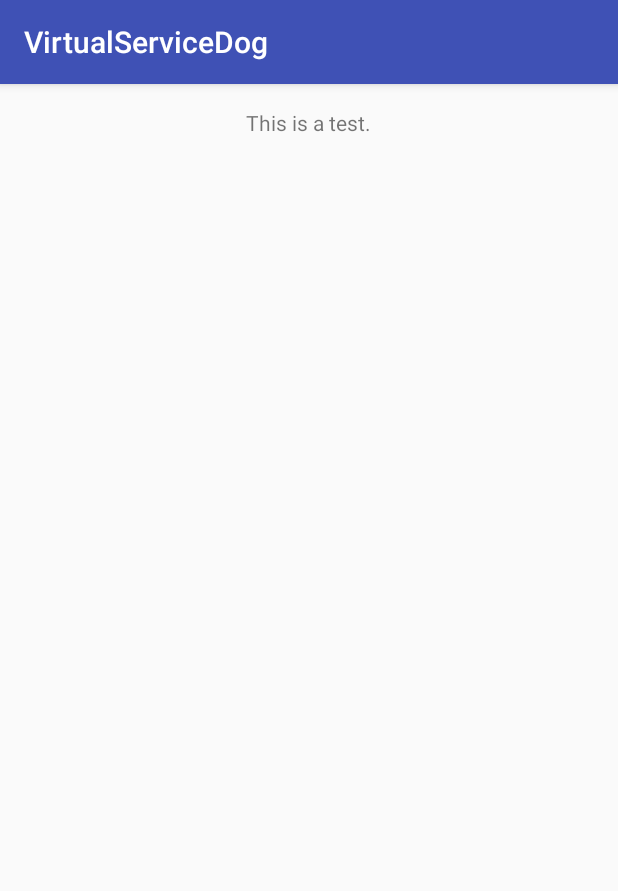
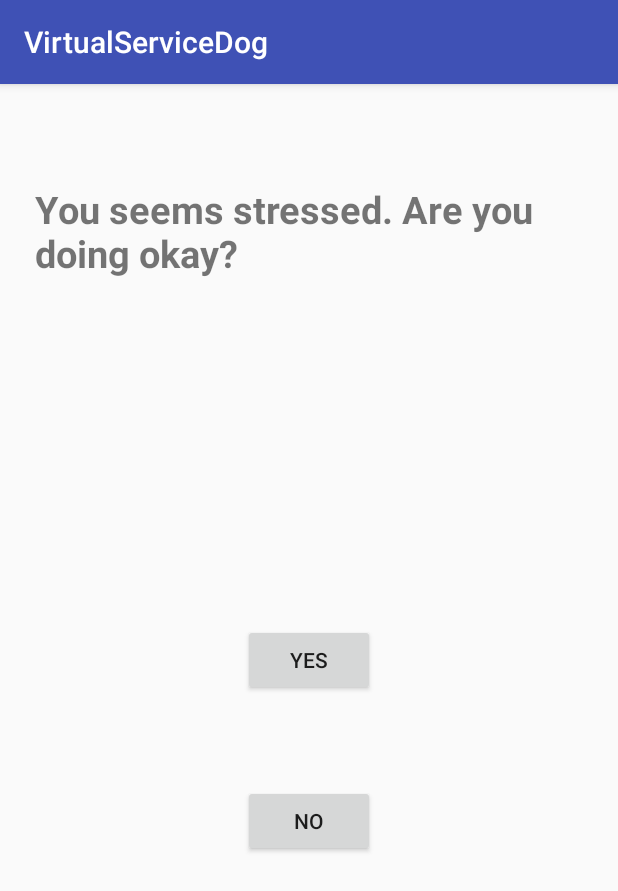
Before and after one commit to CUBoulder-2017-IML4HCI/virtual-service-dog, an Android app: the DisplayMessageActivity screen opened directly, with no data from a screen before it, on a phone screen of 412 x 824 dp. Shown: the top 891 px of the screen. Run offline under Robolectric (Android 15) with nearby library versions, the phone set to English and light mode, and no system bars.

Commit message:
add activity to no btn in help

```diff
--- a/app/src/main/java/com/vsd/virtualservicedog/DisplayMessageActivity.java
+++ b/app/src/main/java/com/vsd/virtualservicedog/DisplayMessageActivity.java
@@ -1,11 +1,30 @@
 package com.vsd.virtualservicedog;
 
+import android.app.Activity;
+import android.content.Context;
 import android.content.Intent;
+import android.os.Build;
 import android.support.v7.app.AppCompatActivity;
 import android.os.Bundle;
+import android.view.Gravity;
+import android.view.LayoutInflater;
+import android.view.View;
+import android.widget.Button;
+import android.widget.ImageButton;
+import android.widget.PopupWindow;
+import android.widget.RelativeLayout;
 import android.widget.TextView;
+import android.view.ViewGroup.LayoutParams;
 
 public class DisplayMessageActivity extends AppCompatActivity {
+
+    private Context mContext;
+    private Activity mActivity;
+
+    private RelativeLayout mRelativeLayout;
+    private Button mButton;
+
+    private PopupWindow mPopupWindow;
 
     @Override
     protected void onCreate(Bundle savedInstanceState) {
@@ -14,10 +33,60 @@ public class DisplayMessageActivity extends AppCompatActivity {
 
         // Get the Intent that started this activity and extract the string
         Intent intent = getIntent();
-        String message = "This is a test.";
+        String message = "You seems stressed. Are you doing okay?";
 
         // Capture the layout's TextView and set the string as its text
         TextView textView = (TextView) findViewById(R.id.textView);
         textView.setText(message);
+
+        // Get the application context
+        mContext = getApplicationContext();
+
+        // Get the activity
+        mActivity = DisplayMessageActivity.this;
+
+        // Get the widgets reference from XML layout
+        mRelativeLayout = (RelativeLayout) findViewById(R.id.adm);
+        mButton = (Button) findViewById(R.id.nobtn);
+
+        // Set a click listener for the text view
+        mButton.setOnClickListener(new View.OnClickListener() {
+            @Override
+            public void onClick(View view) {
+                // Initialize a new instance of LayoutInflater service
+                LayoutInflater inflater = (LayoutInflater) mContext.getSystemService(LAYOUT_INFLATER_SERVICE);
+
+                // Inflate the custom layout/view
+                View customView = inflater.inflate(R.layout.custom_layout,null);
+
+                // Initialize a new instance of popup window
+                mPopupWindow = new PopupWindow(
+                        customView,
+                        LayoutParams.WRAP_CONTENT,
+                        LayoutParams.WRAP_CONTENT
+                );
+
+                // Set an elevation value for popup window
+                // Call requires API level 21
+                if(Build.VERSION.SDK_INT>=21){
+                    mPopupWindow.setElevation(5.0f);
+                }
+
+                // Get a reference for the custom view close button
+                Button closeButton = (Button) customView.findViewById(R.id.ib_close);
+
+                // Set a click listener for the popup window close button
+                closeButton.setOnClickListener(new View.OnClickListener() {
+                    @Override
+                    public void onClick(View view) {
+                        // Dismiss the popup window
+                        mPopupWindow.dismiss();
+                    }
+                });
+
+                mPopupWindow.showAtLocation(mRelativeLayout, Gravity.CENTER,0,0);
+            }
+        });
     }
+
 }
--- a/app/src/main/java/com/vsd/virtualservicedog/MainActivity.java
+++ b/app/src/main/java/com/vsd/virtualservicedog/MainActivity.java
@@ -7,7 +7,7 @@ import android.view.View;
 import android.widget.Button;
 
 public class MainActivity extends AppCompatActivity {
-    public static final String EXTRA_MESSAGE = "This is a test";
+
     @Override
     protected void onCreate(Bundle savedInstanceState) {
         super.onCreate(savedInstanceState);
--- a/app/src/main/res/layout/activity_display_message.xml
+++ b/app/src/main/res/layout/activity_display_message.xml
@@ -1,6 +1,7 @@
 <?xml version="1.0" encoding="utf-8"?>
 <RelativeLayout xmlns:android="http://schemas.android.com/apk/res/android"
     xmlns:tools="http://schemas.android.com/tools"
+    android:id="@+id/adm"
     android:layout_width="match_parent"
     android:layout_height="match_parent"
     android:paddingBottom="@dimen/activity_vertical_margin"
@@ -15,6 +16,27 @@
         android:layout_height="wrap_content"
         android:text="New Text"
         android:id="@+id/textView"
-        android:layout_alignParentTop="true"
+        android:layout_centerHorizontal="true"
+        android:textStyle="bold"
+        android:textSize="25sp"
+        android:layout_marginTop="50dp"
+        android:layout_marginLeft="10dp"
+        android:layout_marginRight="5dp" />
+
+    <Button
+        android:layout_width="wrap_content"
+        android:layout_height="wrap_content"
+        android:text="Yes"
+        android:id="@+id/yesbtn"
+        android:layout_centerVertical="true"
         android:layout_centerHorizontal="true" />
+
+    <Button
+        android:layout_width="wrap_content"
+        android:layout_height="wrap_content"
+        android:text="No"
+        android:id="@+id/nobtn"
+        android:layout_below="@+id/yesbtn"
+        android:layout_centerHorizontal="true"
+        android:layout_marginTop="59dp" />
 </RelativeLayout>
```
Also changed, not shown: app/src/main/res/layout/custom_layout.xml (added, +28 -0 lines).
